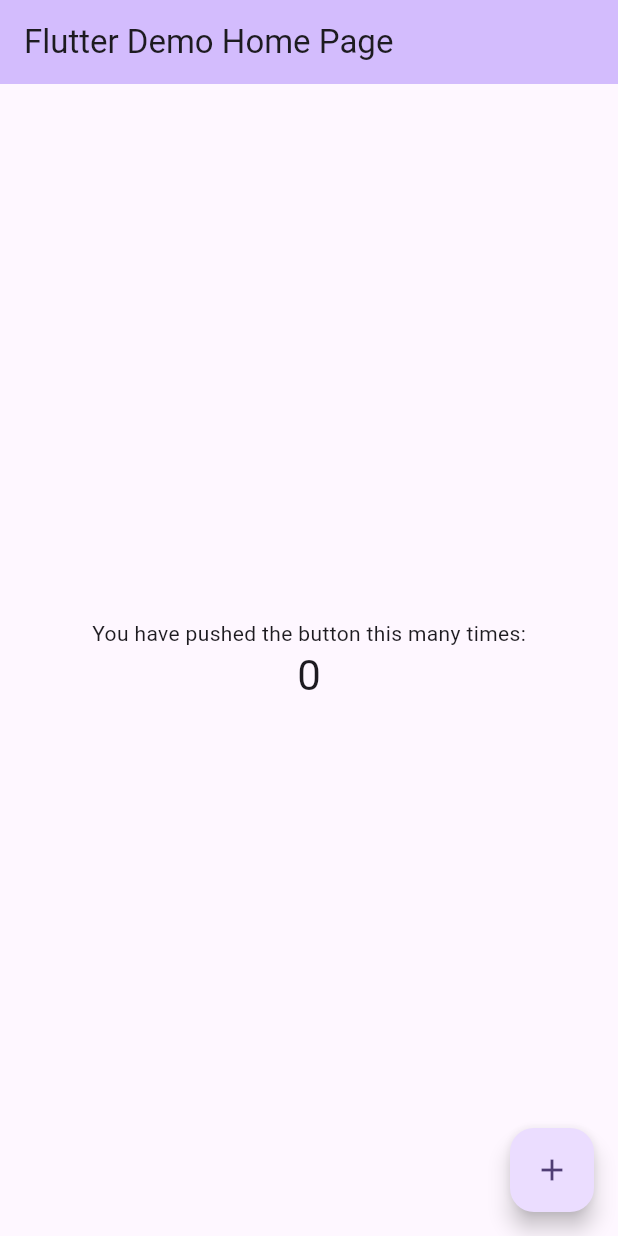
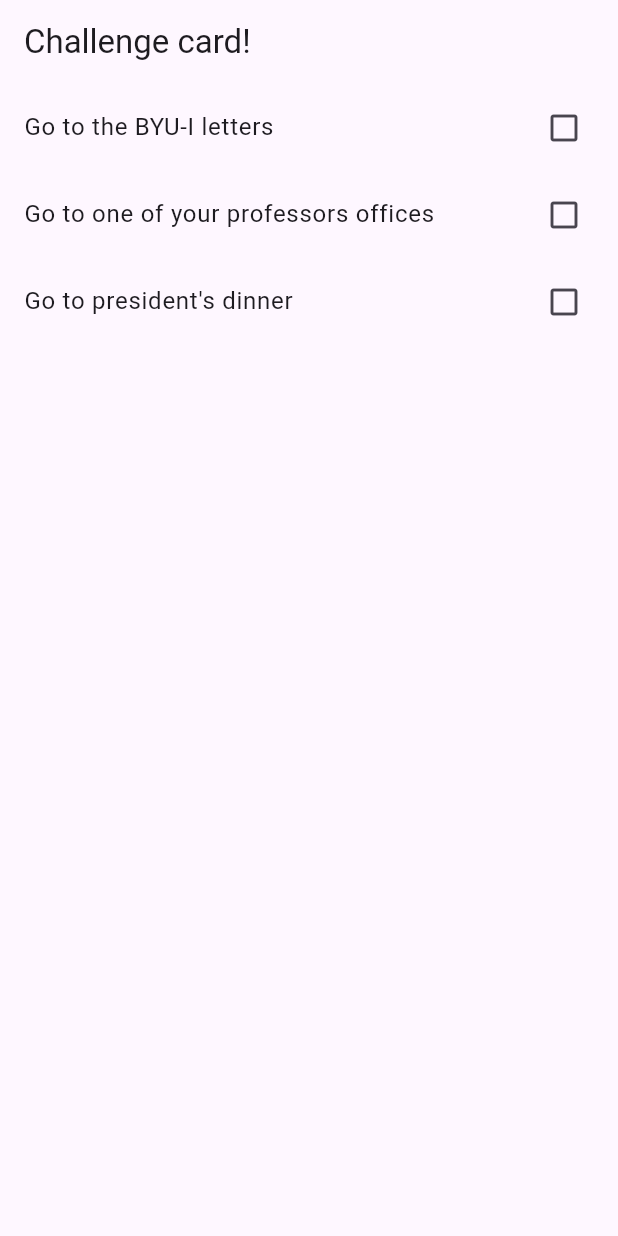
Before and after one commit to bustedchickn/simpleFlutterApp, a Flutter app: the screen it shows after launch, on a phone screen of 412 x 824 dp. Run offline on Flutter 3.47's test engine with Material 3 defaults, Android fonts, the phone set to English and light mode, and no system bars.

Commit message:
Built a working app

```diff
--- a/simple_project_button/lib/main.dart
+++ b/simple_project_button/lib/main.dart
@@ -1,122 +1,198 @@
 import 'package:flutter/material.dart';
+import 'package:url_launcher/url_launcher.dart';
 
-void main() {
-  runApp(const MyApp());
-}
+class ChallengeDescription extends StatelessWidget {
+  final String text;
+  final String? linkText;
+  final String? url;
+  final String? imageUrl;      // for online image
+  final String? localImage;    // for local image (e.g. "assets/images/my_image.png")
 
-class MyApp extends StatelessWidget {
-  const MyApp({super.key});
+  const ChallengeDescription({
+    required this.text,
+    this.linkText,
+    this.url,
+    this.imageUrl,
+    this.localImage,
+    Key? key,
+  }) : super(key: key);
 
-  // This widget is the root of your application.
+  void _launchURL(BuildContext context) async {
+    if (url == null) return;
+    final uri = Uri.parse(url!);
+    if (!await launchUrl(uri, mode: LaunchMode.externalApplication)) {
+      ScaffoldMessenger.of(context).showSnackBar(
+        SnackBar(content: Text("Could not launch URL")),
+      );
+    }
+  }
+
   @override
   Widget build(BuildContext context) {
-    return MaterialApp(
-      title: 'Flutter Demo',
-      theme: ThemeData(
-        // This is the theme of your application.
-        //
-        // TRY THIS: Try running your application with "flutter run". You'll see
-        // the application has a purple toolbar. Then, without quitting the app,
-        // try changing the seedColor in the colorScheme below to Colors.green
-        // and then invoke "hot reload" (save your changes or press the "hot
-        // reload" button in a Flutter-supported IDE, or press "r" if you used
-        // the command line to start the app).
-        //
-        // Notice that the counter didn't reset back to zero; the application
-        // state is not lost during the reload. To reset the state, use hot
-        // restart instead.
-        //
-        // This works for code too, not just values: Most code changes can be
-        // tested with just a hot reload.
-        colorScheme: ColorScheme.fromSeed(seedColor: Colors.deepPurple),
-      ),
-      home: const MyHomePage(title: 'Flutter Demo Home Page'),
+    return Column(
+      crossAxisAlignment: CrossAxisAlignment.start,
+      children: [
+        Text(text, style: Theme.of(context).textTheme.bodyMedium),
+        if (url != null && linkText != null)
+          GestureDetector(
+            onTap: () => _launchURL(context),
+            child: Padding(
+              padding: const EdgeInsets.only(top: 8.0),
+              child: Text(
+                linkText!,
+                style: TextStyle(
+                  color: Colors.blue,
+                  decoration: TextDecoration.underline,
+                ),
+              ),
+            ),
+          ),
+        if (imageUrl != null)
+          Padding(
+            padding: const EdgeInsets.only(top: 8.0),
+            child: Image.network(imageUrl!),
+          ),
+        if (localImage != null)
+          Padding(
+            padding: const EdgeInsets.only(top: 8.0),
+            child: Image.asset(localImage!),
+          ),
+      ],
     );
   }
 }
 
-class MyHomePage extends StatefulWidget {
-  const MyHomePage({super.key, required this.title});
-
-  // This widget is the home page of your application. It is stateful, meaning
-  // that it has a State object (defined below) that contains fields that affect
-  // how it looks.
-
-  // This class is the configuration for the state. It holds the values (in this
-  // case the title) provided by the parent (in this case the App widget) and
-  // used by the build method of the State. Fields in a Widget subclass are
-  // always marked "final".
-
-  final String title;
-
-  @override
-  State<MyHomePage> createState() => _MyHomePageState();
+void main() {
+  runApp(ChallengeApp());
 }
 
-class _MyHomePageState extends State<MyHomePage> {
-  int _counter = 0;
 
-  void _incrementCounter() {
+
+
+class Challenge {
+  final String title;
+  final Widget description;
+
+  bool isCompleted;
+
+  Challenge({required this.title, required this.description, this.isCompleted = false });
+}
+
+class ChallengeApp extends StatefulWidget {
+  @override
+  _ChallengeAppState createState() => _ChallengeAppState();
+}
+
+class _ChallengeAppState extends State<ChallengeApp> {
+  List<Challenge> challenges = [
+    Challenge(title: "Go to the BYU-I letters", description:
+      ChallengeDescription(
+        text: 'Take a picture of yourself next to the big, blue BYU-I letters',
+        linkText: "Learn more here",
+        url: "https://www.youtube.com/watch?v=QREUmhrZ95c",
+        localImage: "assets/IMG_3543.jpg",
+        ),
+      ),
+    Challenge(title: "Go to one of your professors offices", description:
+      ChallengeDescription(text: 'Find your proffessors'),
+      ),
+    Challenge(title: "Go to president's dinner", description:
+      ChallengeDescription(text: "Try going to president's dinner Thursday night!",
+      localImage: 'assets/kingjoey.jpg',
+      )
+    ),
+  ];
+
+  void toggleCompletion(int index) {
     setState(() {
-      // This call to setState tells the Flutter framework that something has
-      // changed in this State, which causes it to rerun the build method below
-      // so that the display can reflect the updated values. If we changed
-      // _counter without calling setState(), then the build method would not be
-      // called again, and so nothing would appear to happen.
-      _counter = _counter +10 ;
+      challenges[index].isCompleted = !challenges[index].isCompleted;
     });
   }
 
   @override
   Widget build(BuildContext context) {
-    // This method is rerun every time setState is called, for instance as done
-    // by the _incrementCounter method above.
-    //
-    // The Flutter framework has been optimized to make rerunning build methods
-    // fast, so that you can just rebuild anything that needs updating rather
-    // than having to individually change instances of widgets.
-    return Scaffold(
-      appBar: AppBar(
-        // TRY THIS: Try changing the color here to a specific color (to
-        // Colors.amber, perhaps?) and trigger a hot reload to see the AppBar
-        // change color while the other colors stay the same.
-        backgroundColor: Theme.of(context).colorScheme.inversePrimary,
-        // Here we take the value from the MyHomePage object that was created by
-        // the App.build method, and use it to set our appbar title.
-        title: Text(widget.title),
-      ),
-      body: Center(
-        // Center is a layout widget. It takes a single child and positions it
-        // in the middle of the parent.
-        child: Column(
-          // Column is also a layout widget. It takes a list of children and
-          // arranges them vertically. By default, it sizes itself to fit its
-          // children horizontally, and tries to be as tall as its parent.
-          //
-          // Column has various properties to control how it sizes itself and
-          // how it positions its children. Here we use mainAxisAlignment to
-          // center the children vertically; the main axis here is the vertical
-          // axis because Columns are vertical (the cross axis would be
-          // horizontal).
-          //
-          // TRY THIS: Invoke "debug painting" (choose the "Toggle Debug Paint"
-          // action in the IDE, or press "p" in the console), to see the
-          // wireframe for each widget.
-          mainAxisAlignment: MainAxisAlignment.center,
-          children: <Widget>[
-            const Text('You have pushed the button this many times:'),
-            Text(
-              '$_counter',
-              style: Theme.of(context).textTheme.headlineMedium,
-            ),
-          ],
+    return MaterialApp(
+      title: 'Challenge Tracker',
+      home: Scaffold(
+        appBar: AppBar(
+          title: Text('Challenge card!'),
+        ),
+        body: ListView.builder(
+          itemCount: challenges.length,
+          itemBuilder: (context, index) {
+            final challenge = challenges[index];
+            return ExpansionTile(
+              title: Text(challenge.title),
+              trailing: AnimatedCheckIcon(isChecked: challenge.isCompleted),
+              children: [
+                Padding(
+                  padding: const EdgeInsets.symmetric(horizontal: 16.0, vertical: 8.0),
+                  child: challenge.description
+                ),
+                TextButton(
+                  onPressed: () => toggleCompletion(index),
+                  child: Text(
+                    challenge.isCompleted ? 'Mark Incomplete' : 'Mark Complete',
+                  ),
+                ),
+              ],
+            );
+          },
         ),
       ),
-      floatingActionButton: FloatingActionButton(
-        onPressed: _incrementCounter,
-        tooltip: 'Increment',
-        child: const Icon(Icons.add),
-      ), // This trailing comma makes auto-formatting nicer for build methods.
     );
   }
 }
+
+class AnimatedCheckIcon extends StatefulWidget {
+  final bool isChecked;
+
+  const AnimatedCheckIcon({required this.isChecked, Key? key}) : super(key: key);
+
+  @override
+  _AnimatedCheckIconState createState() => _AnimatedCheckIconState();
+}
+
+class _AnimatedCheckIconState extends State<AnimatedCheckIcon>
+    with SingleTickerProviderStateMixin {
+  late final AnimationController _controller;
+
+  @override
+  void initState() {
+    super.initState();
+    _controller = AnimationController(
+      duration: Duration(milliseconds: 400),
+      vsync: this,
+    );
+  }
+
+  @override
+  void didUpdateWidget(covariant AnimatedCheckIcon oldWidget) {
+    super.didUpdateWidget(oldWidget);
+    if (widget.isChecked != oldWidget.isChecked) {
+      _controller.forward(from: 0.0);
+    }
+  }
+
+  @override
+  void dispose() {
+    _controller.dispose();
+    super.dispose();
+  }
+
+  @override
+  Widget build(BuildContext context) {
+    return RotationTransition(
+      turns: Tween<double>(begin: 0.0, end: 1.0)
+          .animate(CurvedAnimation(parent: _controller, curve: Curves.easeOut)),
+      child: AnimatedSwitcher(
+        duration: Duration(milliseconds: 200),
+        child: Icon(
+          widget.isChecked ? Icons.check_box : Icons.check_box_outline_blank,
+          key: ValueKey(widget.isChecked),
+          color: widget.isChecked ? Colors.green : null,
+        ),
+      ),
+    );
+  }
+}
--- a/simple_project_button/pubspec.yaml
+++ b/simple_project_button/pubspec.yaml
@@ -31,9 +31,11 @@ dependencies:
   flutter:
     sdk: flutter
 
+
   # The following adds the Cupertino Icons font to your application.
   # Use with the CupertinoIcons class for iOS style icons.
   cupertino_icons: ^1.0.8
+  url_launcher: ^6.3.1
 
 dev_dependencies:
   flutter_test:
@@ -56,7 +58,8 @@ flutter:
   # included with your application, so that you can use the icons in
   # the material Icons class.
   uses-material-design: true
-
+  assets:
+  - assets/
   # To add assets to your application, add an assets section, like this:
   # assets:
   #   - images/a_dot_burr.jpeg
```
Also changed, not shown: simple_project_button/assets/kingjoey.jpg (added), 5 other files.
